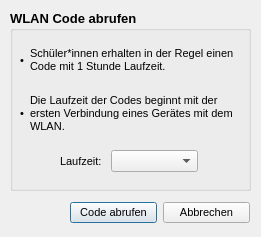
Above: ui/codeabruf.ui from pyphil/WLAN-Codes before the change. Below: the same form after it.
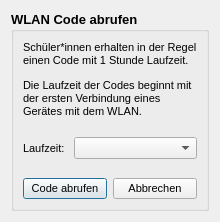
That is the form after the change. Icons and pictures are not drawn.

The edit to the form file:
```diff
--- a/ui/codeabruf.ui
+++ b/ui/codeabruf.ui
@@ -5,14 +5,6 @@
   <property name="windowModality">
    <enum>Qt::ApplicationModal</enum>
   </property>
-  <property name="geometry">
-   <rect>
-    <x>0</x>
-    <y>0</y>
-    <width>261</width>
-    <height>237</height>
-   </rect>
-  </property>
   <property name="windowTitle">
    <string>Code abrufen</string>
   </property>
@@ -20,136 +12,55 @@
    <iconset>
     <normaloff>images/icon.ico</normaloff>images/icon.ico</iconset>
   </property>
+  <layout class="QGridLayout" name="gridLayout">
+   <item row="0" column="0">
   <widget class="QGroupBox" name="groupBox">
-   <property name="geometry">
-    <rect>
-     <x>10</x>
-     <y>10</y>
-     <width>241</width>
-     <height>181</height>
-    </rect>
-   </property>
-   <property name="maximumSize">
-    <size>
-     <width>241</width>
-     <height>181</height>
-    </size>
-   </property>
    <property name="font">
     <font>
      <pointsize>10</pointsize>
-     <weight>75</weight>
      <bold>true</bold>
     </font>
    </property>
    <property name="title">
     <string>WLAN Code abrufen</string>
    </property>
-   <widget class="QWidget" name="layoutWidget">
-    <property name="geometry">
-     <rect>
-      <x>10</x>
-      <y>26</y>
-      <width>221</width>
-      <height>101</height>
-     </rect>
-    </property>
-    <property name="font">
-     <font>
-      <pointsize>8</pointsize>
-      <weight>50</weight>
-      <bold>false</bold>
-     </font>
-    </property>
-    <layout class="QHBoxLayout" name="horizontalLayout">
-     <item>
-      <layout class="QVBoxLayout" name="verticalLayout_2">
-       <item>
-        <widget class="QLabel" name="label_3">
-         <property name="font">
-          <font>
-           <pointsize>8</pointsize>
-           <weight>50</weight>
-           <bold>false</bold>
-          </font>
-         </property>
-         <property name="text">
-          <string>•</string>
-         </property>
-        </widget>
-       </item>
-       <item>
-        <widget class="QLabel" name="label_4">
-         <property name="font">
-          <font>
-           <pointsize>8</pointsize>
-           <weight>50</weight>
-           <bold>false</bold>
-          </font>
-         </property>
-         <property name="text">
-          <string>•</string>
-         </property>
-        </widget>
-       </item>
-      </layout>
-     </item>
-     <item>
-      <layout class="QVBoxLayout" name="verticalLayout">
-       <item>
+     <layout class="QGridLayout" name="gridLayout_2">
+      <item row="0" column="0">
         <widget class="QLabel" name="label_5">
          <property name="font">
           <font>
            <pointsize>8</pointsize>
-           <weight>50</weight>
            <bold>false</bold>
           </font>
          </property>
          <property name="text">
-          <string>Schüler*innen erhalten in der Regel einen Code mit 1 Stunde Laufzeit.</string>
+         <string>&lt;html&gt;&lt;head/&gt;&lt;body&gt;&lt;p&gt;Schüler*innen erhalten in der Regel einen Code mit 1 Stunde Laufzeit.&lt;/p&gt;&lt;p&gt;Die Laufzeit der Codes beginnt mit der ersten Verbindung eines Gerätes mit dem WLAN.&lt;/p&gt;&lt;/body&gt;&lt;/html&gt;</string>
          </property>
          <property name="wordWrap">
           <bool>true</bool>
          </property>
         </widget>
        </item>
-       <item>
-        <widget class="QLabel" name="label_2">
-         <property name="font">
-          <font>
-           <pointsize>8</pointsize>
-           <weight>50</weight>
-           <bold>false</bold>
-          </font>
-         </property>
-         <property name="text">
-          <string>Die Laufzeit der Codes beginnt mit der ersten Verbindung eines Gerätes mit dem WLAN.</string>
-         </property>
-         <property name="wordWrap">
-          <bool>true</bool>
-         </property>
-        </widget>
-       </item>
-      </layout>
-     </item>
-    </layout>
-   </widget>
-   <widget class="QWidget" name="layoutWidget">
-    <property name="geometry">
-     <rect>
-      <x>50</x>
-      <y>140</y>
-      <width>138</width>
-      <height>22</height>
-     </rect>
-    </property>
-    <layout class="QHBoxLayout" name="horizontalLayout_3">
+      <item row="1" column="0">
+       <spacer name="verticalSpacer">
+        <property name="orientation">
+         <enum>Qt::Vertical</enum>
+        </property>
+        <property name="sizeHint" stdset="0">
+         <size>
+          <width>20</width>
+          <height>13</height>
+         </size>
+        </property>
+       </spacer>
+      </item>
+      <item row="2" column="0">
+       <layout class="QHBoxLayout" name="horizontalLayout">
      <item>
       <widget class="QLabel" name="label_6">
        <property name="font">
         <font>
          <pointsize>8</pointsize>
-         <weight>50</weight>
          <bold>false</bold>
         </font>
        </property>
@@ -161,7 +72,7 @@
      <item>
       <widget class="QComboBox" name="comboBoxLaufzeit">
        <property name="sizePolicy">
-        <sizepolicy hsizetype="Preferred" vsizetype="Fixed">
+           <sizepolicy hsizetype="Expanding" vsizetype="Fixed">
          <horstretch>0</horstretch>
          <verstretch>0</verstretch>
         </sizepolicy>
@@ -169,7 +80,6 @@
        <property name="font">
         <font>
          <pointsize>8</pointsize>
-         <weight>50</weight>
          <bold>false</bold>
         </font>
        </property>
@@ -179,31 +89,27 @@
       </widget>
      </item>
     </layout>
-   </widget>
-  </widget>
-  <widget class="QWidget" name="layoutWidget">
-   <property name="geometry">
-    <rect>
-     <x>70</x>
-     <y>200</y>
-     <width>180</width>
-     <height>25</height>
-    </rect>
-   </property>
-   <property name="font">
-    <font>
-     <pointsize>8</pointsize>
-     <weight>50</weight>
-     <bold>false</bold>
-    </font>
-   </property>
+      </item>
+      <item row="3" column="0">
+       <spacer name="verticalSpacer_2">
+        <property name="orientation">
+         <enum>Qt::Vertical</enum>
+        </property>
+        <property name="sizeHint" stdset="0">
+         <size>
+          <width>20</width>
+          <height>13</height>
+         </size>
+        </property>
+       </spacer>
+      </item>
+      <item row="4" column="0">
    <layout class="QHBoxLayout" name="horizontalLayout_2">
     <item>
      <widget class="QPushButton" name="pushButtonOK">
       <property name="font">
        <font>
         <pointsize>8</pointsize>
-        <weight>50</weight>
         <bold>false</bold>
        </font>
       </property>
@@ -220,7 +126,6 @@
       <property name="font">
        <font>
         <pointsize>8</pointsize>
-        <weight>50</weight>
         <bold>false</bold>
        </font>
       </property>
@@ -230,7 +135,11 @@
      </widget>
     </item>
    </layout>
-  </widget>
+      </item>
+     </layout>
+    </widget>
+   </item>
+  </layout>
  </widget>
  <resources/>
  <connections/>
```
Lines whose indentation alone changed are shown as unchanged.
